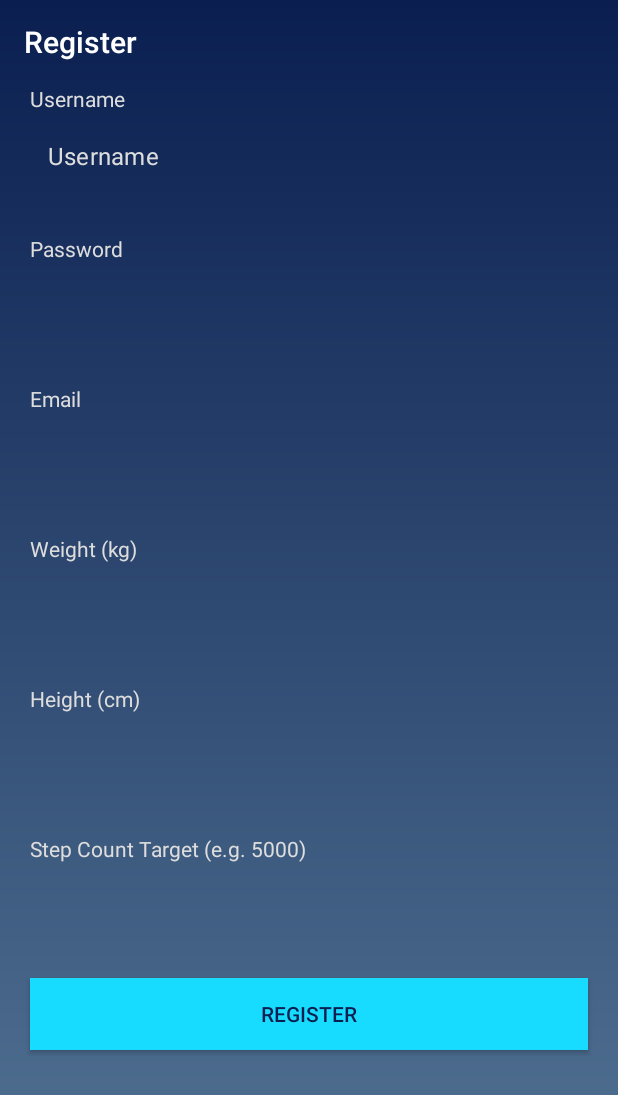
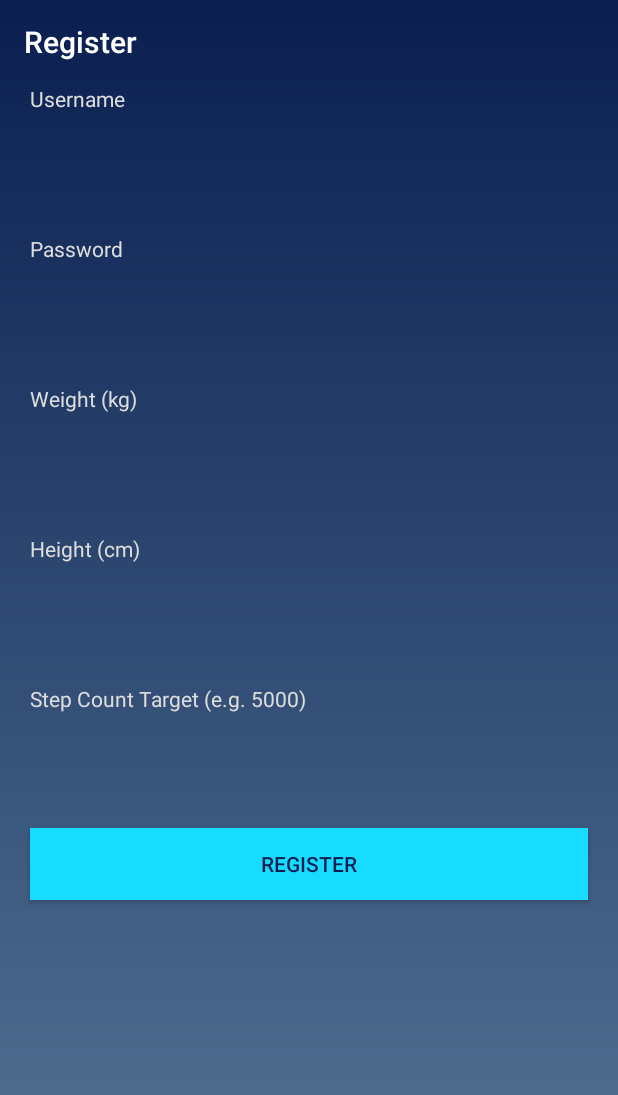
Before and after one commit to timalanjohnson/MyFitnessApp, an Android app: the RegisterUserActivity screen opened directly, with no data from a screen before it, on a phone screen of 412 x 824 dp. Shown: the top 1095 px of the screen. Run offline under Robolectric (Android 15) with nearby library versions, the phone set to English and light mode, and no system bars.

Commit message:
All kinds of brokens

```diff
--- a/app/src/main/java/com/example/myfitnessapp/ProfileActivity.java
+++ b/app/src/main/java/com/example/myfitnessapp/ProfileActivity.java
@@ -12,7 +12,6 @@ public class ProfileActivity extends AppCompatActivity {
     DatabaseHelper myFitDB;
     Button buttonUpdateDetails;
     EditText editName;
-    EditText editEmail;
     EditText editPassword;
     EditText editWeight;
     EditText editHeight;
@@ -27,7 +26,6 @@ public class ProfileActivity extends AppCompatActivity {
         myFitDB = new DatabaseHelper(this);
         buttonUpdateDetails = findViewById(R.id.buttonUpdateDetails);
         editName = findViewById(R.id.editName);
-        editEmail = findViewById(R.id.editEmail);
         editPassword = findViewById(R.id.editPassword);
         editWeight = findViewById(R.id.editWeight);
         editHeight = findViewById(R.id.editHeight);
@@ -47,7 +45,6 @@ public class ProfileActivity extends AppCompatActivity {
 
                 // Fetch values from fields.
                 User.setUsername(editName.getText().toString());
-                User.setUserEmail(editEmail.getText().toString());
                 User.setUserPassword(editPassword.getText().toString());
                 User.setUserWeight(editWeight.getText().toString());
                 User.setUserHeight(editHeight.getText().toString());
@@ -69,7 +66,6 @@ public class ProfileActivity extends AppCompatActivity {
 
         // Populate UI elements with data from User class
         editName.setText(User.getUsername());
-        editEmail.setText(User.getUserEmail());
         editPassword.setText(User.getUserPassword());
         editWeight.setText(User.getUserWeight());
         editHeight.setText(User.getUserHeight());
--- a/app/src/main/java/com/example/myfitnessapp/RegisterUserActivity.java
+++ b/app/src/main/java/com/example/myfitnessapp/RegisterUserActivity.java
@@ -15,7 +15,6 @@ public class RegisterUserActivity extends AppCompatActivity {
     DatabaseHelper myFitDB;
     Button buttonRegister;
     EditText editName;
-    EditText editEmail;
     EditText editPassword;
     EditText editWeight;
     EditText editHeight;
@@ -28,13 +27,12 @@ public class RegisterUserActivity extends AppCompatActivity {
         setTitle("Register");
 
         myFitDB = new DatabaseHelper(this);
-        buttonRegister = (Button)findViewById(R.id.buttonRegister);
-        editName = (EditText)findViewById(R.id.editName);
-        editEmail = (EditText)findViewById(R.id.editEmail);
-        editPassword = (EditText)findViewById(R.id.editPassword);
-        editWeight = (EditText)findViewById(R.id.editWeight);
-        editHeight = (EditText)findViewById(R.id.editHeight);
-        editTarget = (EditText)findViewById(R.id.editTarget);
+        buttonRegister = findViewById(R.id.buttonRegister);
+        editName = findViewById(R.id.editName);
+        editPassword = findViewById(R.id.editPassword);
+        editWeight = findViewById(R.id.editWeight);
+        editHeight = findViewById(R.id.editHeight);
+        editTarget = findViewById(R.id.editTarget);
 
         AddUser();
     }
@@ -44,7 +42,6 @@ public class RegisterUserActivity extends AppCompatActivity {
             @Override
             public void onClick(View v) {
                 String username = editName.getText().toString();
-                String email = "'" + editEmail.getText().toString() + "'";
                 String password = "'" + editPassword.getText().toString() + "'";
                 String weight = editWeight.getText().toString();
                 String height = editHeight.getText().toString();
@@ -55,10 +52,11 @@ public class RegisterUserActivity extends AppCompatActivity {
                 if (userExists){
                     Toast.makeText(RegisterUserActivity.this, "Sorry, that username is already taken", Toast.LENGTH_SHORT).show();
                 } else {
-                    boolean insertData = myFitDB.addUser(username, email, password, weight, height, target);
+                    boolean insertData = myFitDB.addUser(username, password, weight, height, target);
 
                     if (insertData == true){
                         Toast.makeText(RegisterUserActivity.this, "Registered successfully.", Toast.LENGTH_SHORT).show();
+                        //myFitDB.makeUser(username);
                         Intent intent = new Intent(RegisterUserActivity.this, DashboardActivity.class);
                         startActivity(intent);
                     }
--- a/app/src/main/res/layout/activity_register_user.xml
+++ b/app/src/main/res/layout/activity_register_user.xml
@@ -36,7 +36,7 @@
                 android:layout_marginBottom="16dp"
                 android:ems="10"
                 android:inputType="textPersonName"
-                android:text="@string/hint_name"
+                android:text=""
                 android:textColor="@color/colorLightGrey"
                 android:textColorHint="@color/colorLightGrey" />
 
@@ -56,24 +56,6 @@
                 android:layout_marginBottom="16dp"
                 android:ems="10"
                 android:inputType="textPassword"
-                android:textColor="@color/colorLightGrey" />
-
-            <TextView
-                android:id="@+id/txtPromptEmail"
-                android:layout_width="match_parent"
-                android:layout_height="wrap_content"
-                android:layout_marginStart="4dp"
-                android:layout_marginTop="8dp"
-                android:text="@string/prompt_email" />
-
-            <EditText
-                android:id="@+id/editEmail"
-                style="@style/Base.Widget.MaterialComponents.TextInputEditText"
-                android:layout_width="match_parent"
-                android:layout_height="wrap_content"
-                android:layout_marginBottom="16dp"
-                android:ems="10"
-                android:inputType="textEmailAddress"
                 android:textColor="@color/colorLightGrey" />
 
             <TextView
```
Also changed, not shown: app/src/main/java/com/example/myfitnessapp/DatabaseHelper.java (+9 -13 lines), app/src/main/java/com/example/myfitnessapp/MainActivity.java (+4 -20 lines), app/src/main/res/layout/activity_profile.xml (+1 -18 lines).
